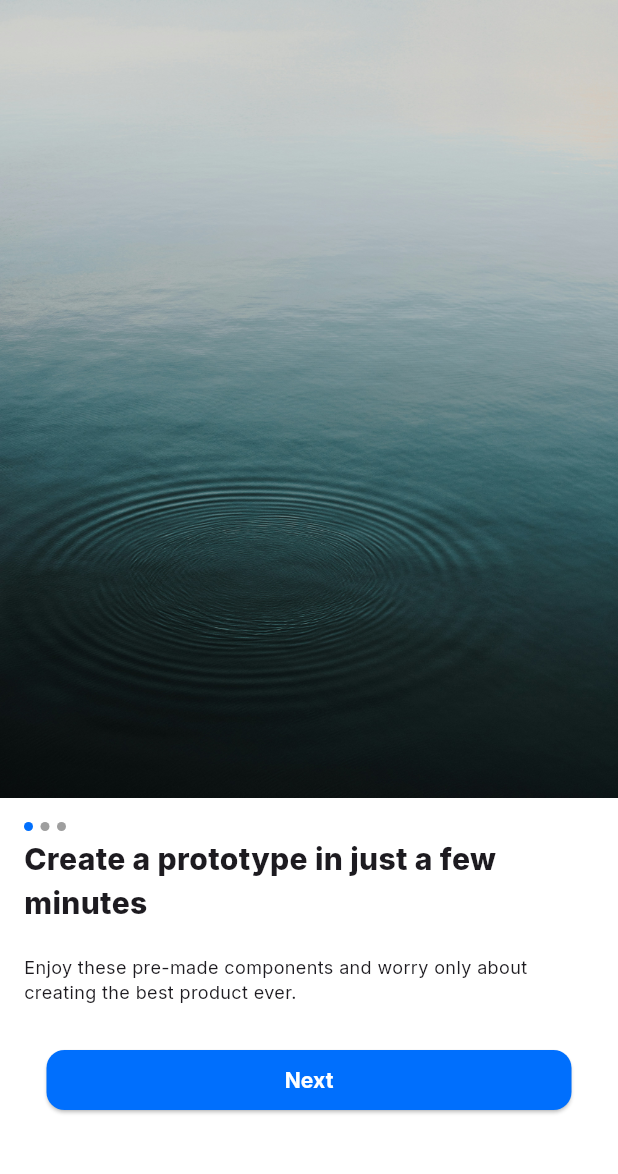
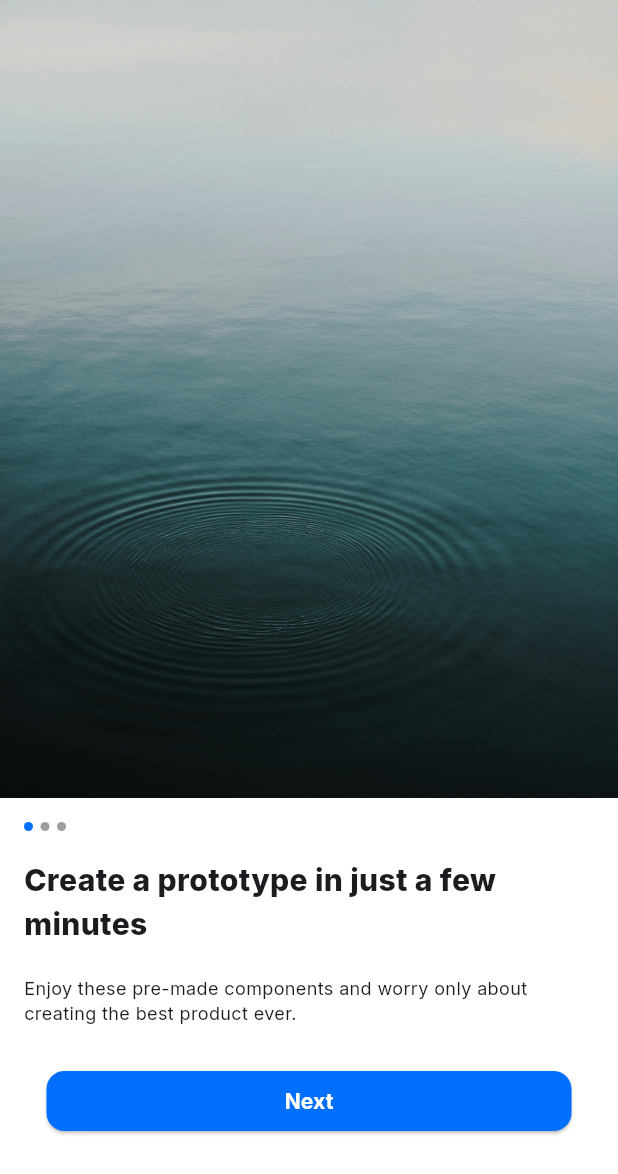
Before and after one commit to Rutuja028/figma_task, a Flutter app: the OnBoarding screen opened directly, on a phone screen of 412 x 824 dp. Shown: the top 1174 px of the screen. Run offline on Flutter 3.47's test engine with Material 3 defaults, Android fonts, the phone set to English and light mode, and no system bars; drawn by our look-alikes of carousel_slider; our stand-ins replace flutter_svg, gap.

Commit message:
Minor SizedBox to Gap and cursor color changes

```diff
--- a/lib/components/text_form_field.dart
+++ b/lib/components/text_form_field.dart
@@ -32,7 +32,7 @@ class PrimaryTextFormField extends StatelessWidget {
       obscureText: obscureText ?? true,
       keyboardType: keyboardType,
       inputFormatters: inputFormatters,
-      cursorColor: Colors.black,
+      cursorColor: Color(0xFF006FFD),
       decoration: InputDecoration(
         prefixText: prefixText,
         suffixIcon: suffixIcon,
--- a/lib/views/onboarding_page1.dart
+++ b/lib/views/onboarding_page1.dart
@@ -1,6 +1,7 @@
 import 'package:figma_task/views/onboarding_page2.dart';
 import 'package:flutter/material.dart';
 import 'package:carousel_slider/carousel_slider.dart';
+import 'package:gap/gap.dart';
 
 import '../components/elevated_button.dart';
 
@@ -61,7 +62,7 @@ class _OnBoardingState extends State<OnBoarding> {
                       Column(
                         mainAxisSize: MainAxisSize.min,
                         children: [
-                          const SizedBox(height: 10),
+                          Gap(24),
                           const Text("Create a prototype in just a few minutes",
                               style: TextStyle(
                                 fontSize: 20,
@@ -92,7 +93,7 @@ class _OnBoardingState extends State<OnBoarding> {
                       Column(
                         mainAxisSize: MainAxisSize.min,
                         children: [
-                          const SizedBox(height: 10),
+                          Gap(24),
                           const Text("Create a prototype in just a few minutes",
                               style: TextStyle(
                                 fontSize: 20,
@@ -123,7 +124,7 @@ class _OnBoardingState extends State<OnBoarding> {
                       Column(
                         mainAxisSize: MainAxisSize.min,
                         children: [
-                          const SizedBox(height: 10),
+                          Gap(24),
                           const Text("Create a prototype in just a few minutes",
                               style: TextStyle(
                                 fontSize: 20,
```
